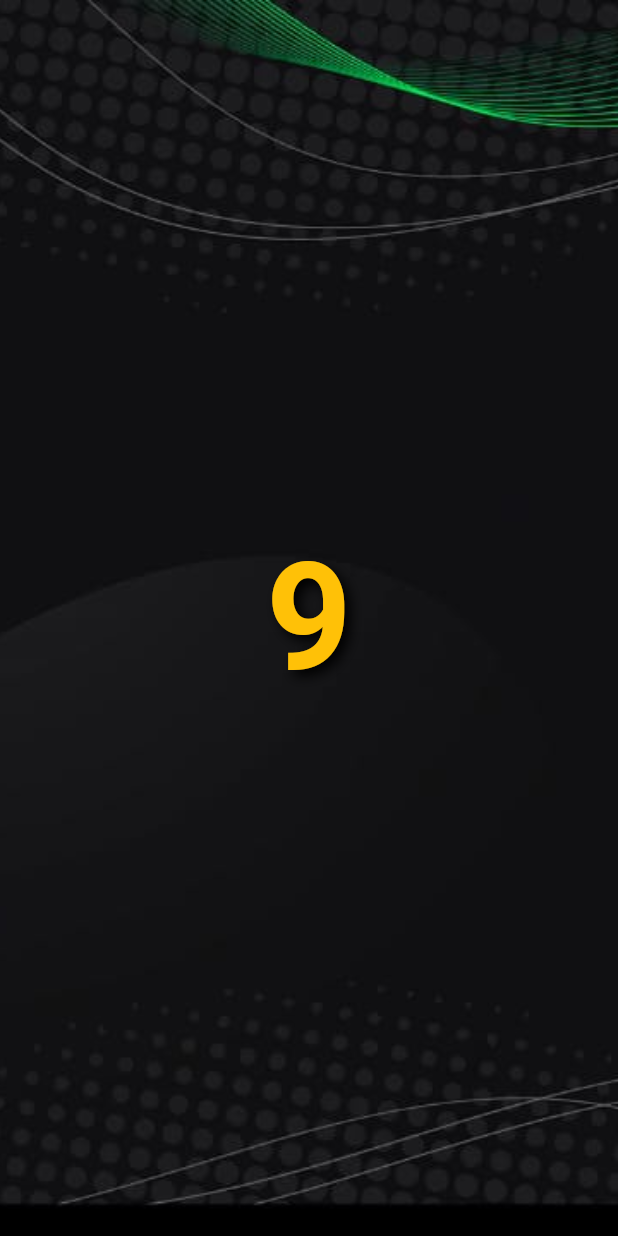
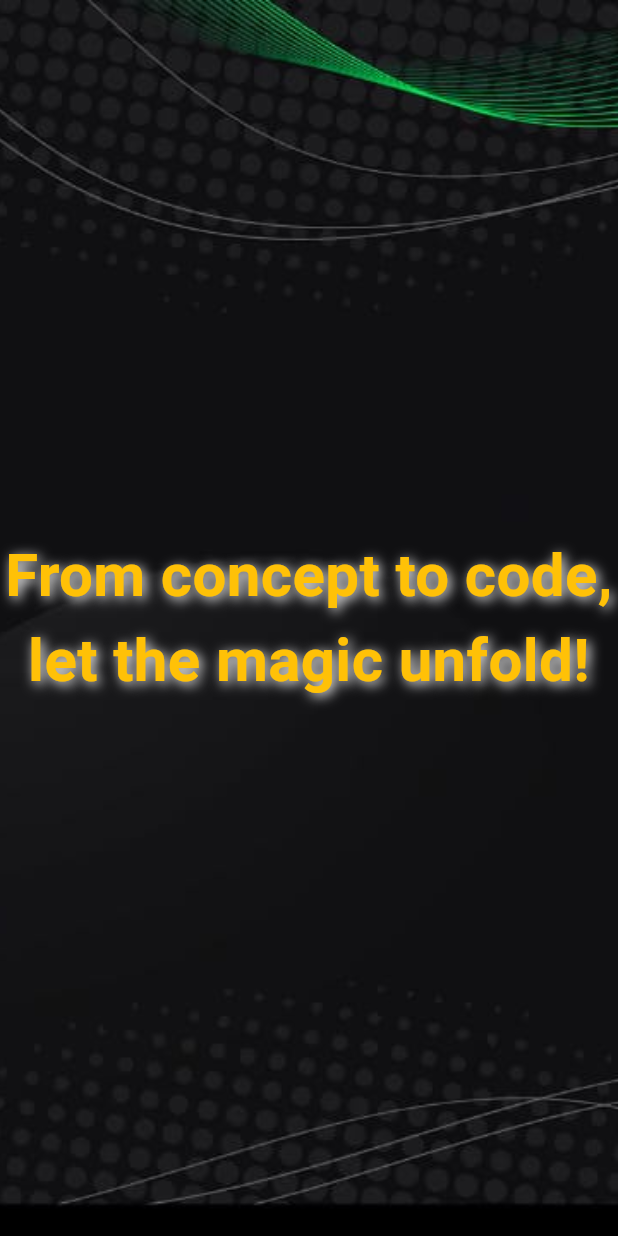
Before and after one commit to Minokainduwara/hacktrail_timer, a Flutter app: the TimerScreen screen opened directly, on a phone screen of 412 x 824 dp. Run offline on Flutter 3.47's test engine with Material 3 defaults, Android fonts, the light colour scheme and no system bars; our stand-ins replace audioplayers.

Commit message:
add audi and animation

```diff
--- a/lib/timer_screen.dart
+++ b/lib/timer_screen.dart
@@ -1,5 +1,6 @@
 import 'dart:async';
 import 'package:flutter/material.dart';
+import 'package:audioplayers/audioplayers.dart';
 
 class TimerScreen extends StatefulWidget {
   const TimerScreen({super.key});
@@ -8,9 +9,11 @@ class TimerScreen extends StatefulWidget {
   State<TimerScreen> createState() => _TimerScreenState();
 }
 
-class _TimerScreenState extends State<TimerScreen> {
+class _TimerScreenState extends State<TimerScreen>
+    with SingleTickerProviderStateMixin {
   int openingCountdown = 10;
   bool showHackathon = false;
+  bool showIntro = true; // show intro text first
 
   static const int hackathonDuration = 6 * 60 * 60; // 6 hours
   int remainingTime = hackathonDuration;
@@ -18,17 +21,49 @@ class _TimerScreenState extends State<TimerScreen> {
 
   Timer? openingTimer;
   Timer? hackathonTimer;
+  final AudioPlayer audioPlayer = AudioPlayer();
+
+  late AnimationController _scaleController;
+  late Animation<double> _scaleAnimation;
 
   @override
   void initState() {
     super.initState();
+
+    _scaleController = AnimationController(
+      vsync: this,
+      duration: const Duration(milliseconds: 300),
+      lowerBound: 0.8,
+      upperBound: 1.2,
+    );
+
+    _scaleAnimation = CurvedAnimation(
+      parent: _scaleController,
+      curve: Curves.easeInOut,
+    );
+
+    startIntro();
+  }
+
+  void startIntro() {
+    // Show intro text for 3 seconds
+    Future.delayed(const Duration(seconds: 3), () {
+      setState(() {
+        showIntro = false; // hide intro
+      });
       startOpeningCountdown();
+    });
   }
 
   void startOpeningCountdown() {
-    openingTimer = Timer.periodic(const Duration(seconds: 1), (timer) {
+    openingTimer = Timer.periodic(const Duration(seconds: 1), (timer) async {
       if (openingCountdown > 1) {
+        // Play beep sound
+        await audioPlayer.play(AssetSource('beep.mp3'));
         setState(() => openingCountdown--);
+
+        // Animate scale
+        _scaleController.forward(from: 0.8);
       } else {
         timer.cancel();
         setState(() => showHackathon = true);
@@ -60,6 +95,8 @@ class _TimerScreenState extends State<TimerScreen> {
   void dispose() {
     openingTimer?.cancel();
     hackathonTimer?.cancel();
+    audioPlayer.dispose();
+    _scaleController.dispose();
     super.dispose();
   }
 
@@ -71,12 +108,33 @@ class _TimerScreenState extends State<TimerScreen> {
         height: double.infinity,
         decoration: const BoxDecoration(
           image: DecorationImage(
-            image: AssetImage("assets/backdrop.jpeg"), // Make sure you have this image
+            image: AssetImage("assets/backdrop.jpeg"), // background image
             fit: BoxFit.cover,
           ),
         ),
         child: Center(
-          child: showHackathon
+          child: showIntro
+              ? AnimatedOpacity(
+                  opacity: showIntro ? 1.0 : 0.0,
+                  duration: const Duration(seconds: 1),
+                  child: const Text(
+                    "From concept to code,\nlet the magic unfold!",
+                    textAlign: TextAlign.center,
+                    style: TextStyle(
+                      fontSize: 40,
+                      fontWeight: FontWeight.bold,
+                      color: Colors.amber,
+                      shadows: [
+                        Shadow(
+                          blurRadius: 10,
+                          color: Colors.white,
+                          offset: Offset(2, 2),
+                        )
+                      ],
+                    ),
+                  ),
+                )
+              : showHackathon
                   ? Column(
                       mainAxisAlignment: MainAxisAlignment.center,
                       children: [
@@ -127,7 +185,9 @@ class _TimerScreenState extends State<TimerScreen> {
                         ),
                       ],
                     )
-              : Text(
+                  : ScaleTransition(
+                      scale: _scaleAnimation,
+                      child: Text(
                         "$openingCountdown",
                         style: const TextStyle(
                           fontSize: 100,
@@ -143,6 +203,7 @@ class _TimerScreenState extends State<TimerScreen> {
                       ),
                     ),
         ),
+      ),
     );
   }
 }
--- a/pubspec.yaml
+++ b/pubspec.yaml
@@ -14,13 +14,14 @@ environment:
 dependencies:
   flutter:
     sdk: flutter
-
+  audioplayers: ^3.2.3
 
   cupertino_icons: ^1.0.8
 
 dev_dependencies:
   flutter_test:
     sdk: flutter
+
 
 
   flutter_lints: ^5.0.0
@@ -34,3 +35,4 @@ flutter:
   uses-material-design: true
   assets:
     - assets/backdrop.jpeg
+    - assets/beep.mp3
```
Lines whose indentation alone changed are shown as unchanged.
